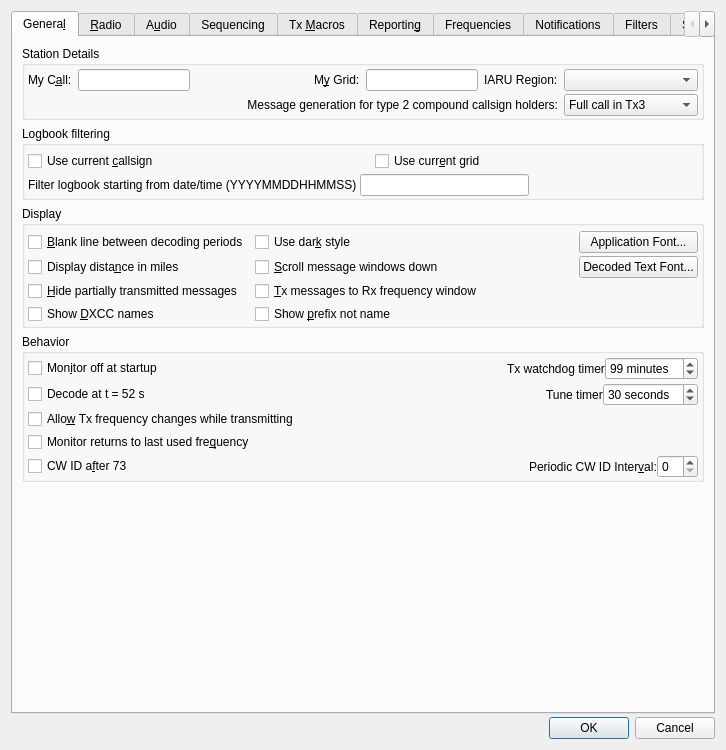
The window that Configuration.ui (ce3tsk/jtdx_contest) describes before a commit, drawn with Qt 5.
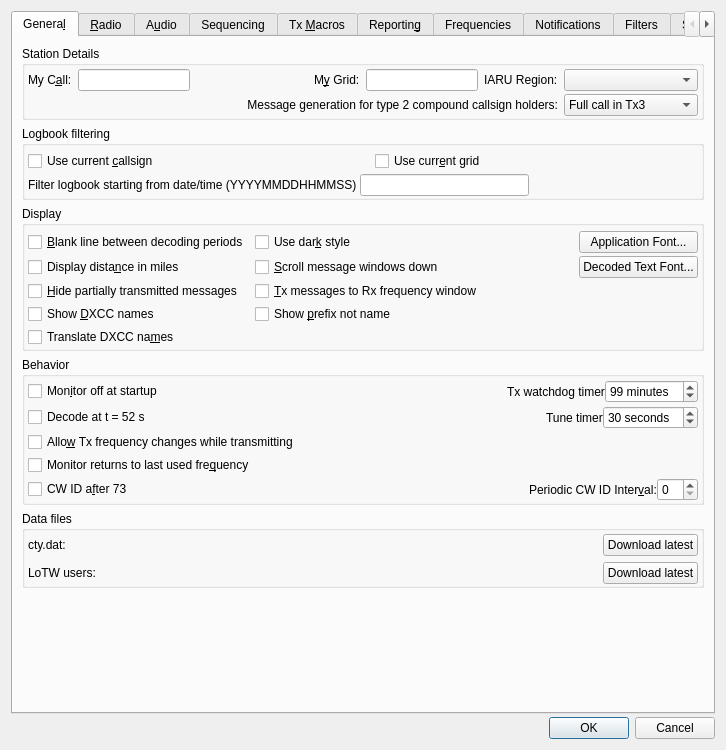
The same window after the commit.

The edit to the form file:
```diff
--- a/Configuration.ui
+++ b/Configuration.ui
@@ -413,6 +413,16 @@
               </property>
              </widget>
             </item>
+            <item row="4" column="0">
+             <widget class="QCheckBox" name="countryNameTranslated_check_box">
+              <property name="toolTip">
+               <string>Show DXCC names in the language of the user interface. When off, the English names are shown.</string>
+              </property>
+              <property name="text">
+               <string>Translate DXCC na&amp;mes</string>
+              </property>
+             </widget>
+            </item>
             <item row="0" column="0">
              <widget class="QCheckBox" name="insert_blank_check_box">
               <property name="toolTip">
@@ -676,6 +686,87 @@
          </layout>
         </widget>
        </item>
+       <item>
+        <widget class="QGroupBox" name="data_files_group_box">
+         <property name="title">
+          <string>Data files</string>
+         </property>
+         <layout class="QGridLayout" name="data_files_grid_layout">
+          <property name="leftMargin">
+           <number>3</number>
+          </property>
+          <property name="topMargin">
+           <number>3</number>
+          </property>
+          <property name="rightMargin">
+           <number>3</number>
+          </property>
+          <property name="bottomMargin">
+           <number>1</number>
+          </property>
+          <item row="0" column="0">
+           <widget class="QLabel" name="cty_file_label">
+            <property name="text">
+             <string notr="true">cty.dat:</string>
+            </property>
+           </widget>
+          </item>
+          <item row="0" column="1">
+           <widget class="QLabel" name="cty_file_status_label">
+            <property name="sizePolicy">
+             <sizepolicy hsizetype="Expanding" vsizetype="Preferred">
+              <horstretch>1</horstretch>
+              <verstretch>0</verstretch>
+             </sizepolicy>
+            </property>
+            <property name="toolTip">
+             <string>The newer of the downloaded copy and the copy bundled with this release is used.</string>
+            </property>
+           </widget>
+          </item>
+          <item row="0" column="2">
+           <widget class="QPushButton" name="cty_download_push_button">
+            <property name="toolTip">
+             <string>Download the latest cty.dat from country-files.com. The DXCC entities, CQ and ITU zones and continents shown for each call come from it.</string>
+            </property>
+            <property name="text">
+             <string>Download latest</string>
+            </property>
+           </widget>
+          </item>
+          <item row="1" column="0">
+           <widget class="QLabel" name="lotw_file_label">
+            <property name="text">
+             <string>LoTW users:</string>
+            </property>
+           </widget>
+          </item>
+          <item row="1" column="1">
+           <widget class="QLabel" name="lotw_file_status_label">
+            <property name="sizePolicy">
+             <sizepolicy hsizetype="Expanding" vsizetype="Preferred">
+              <horstretch>1</horstretch>
+              <verstretch>0</verstretch>
+             </sizepolicy>
+            </property>
+            <property name="toolTip">
+             <string>The newer of the downloaded copy and the copy bundled with this release is used.</string>
+            </property>
+           </widget>
+          </item>
+          <item row="1" column="2">
+           <widget class="QPushButton" name="lotw_download_push_button">
+            <property name="toolTip">
+             <string>Download the latest LoTW user activity file from ARRL. Stations that uploaded to LoTW during the last 365 days are treated as LoTW users.</string>
+            </property>
+            <property name="text">
+             <string>Download latest</string>
+            </property>
+           </widget>
+          </item>
+         </layout>
+        </widget>
+       </item>
        <item>
         <spacer name="verticalSpacer">
          <property name="orientation">
```
